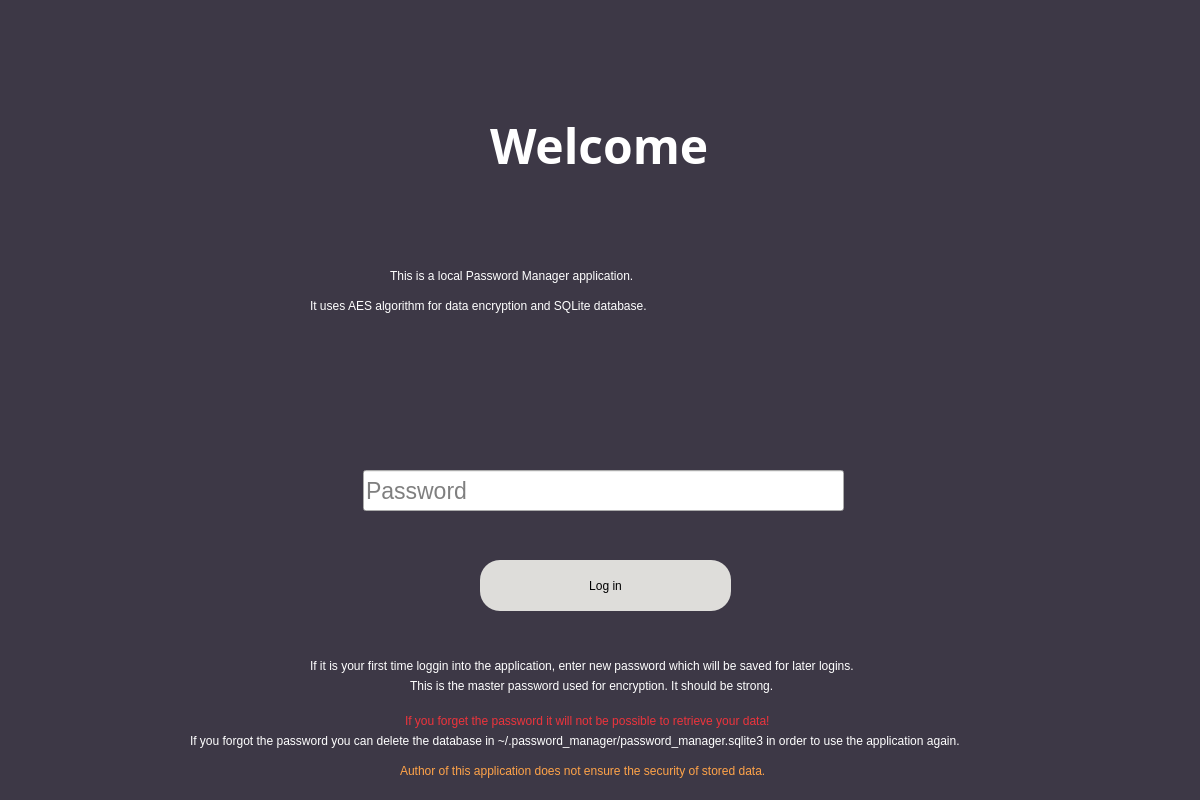
Above: src/views/login.ui from kubawen10/PasswordManager before the change. Below: the same form after it.
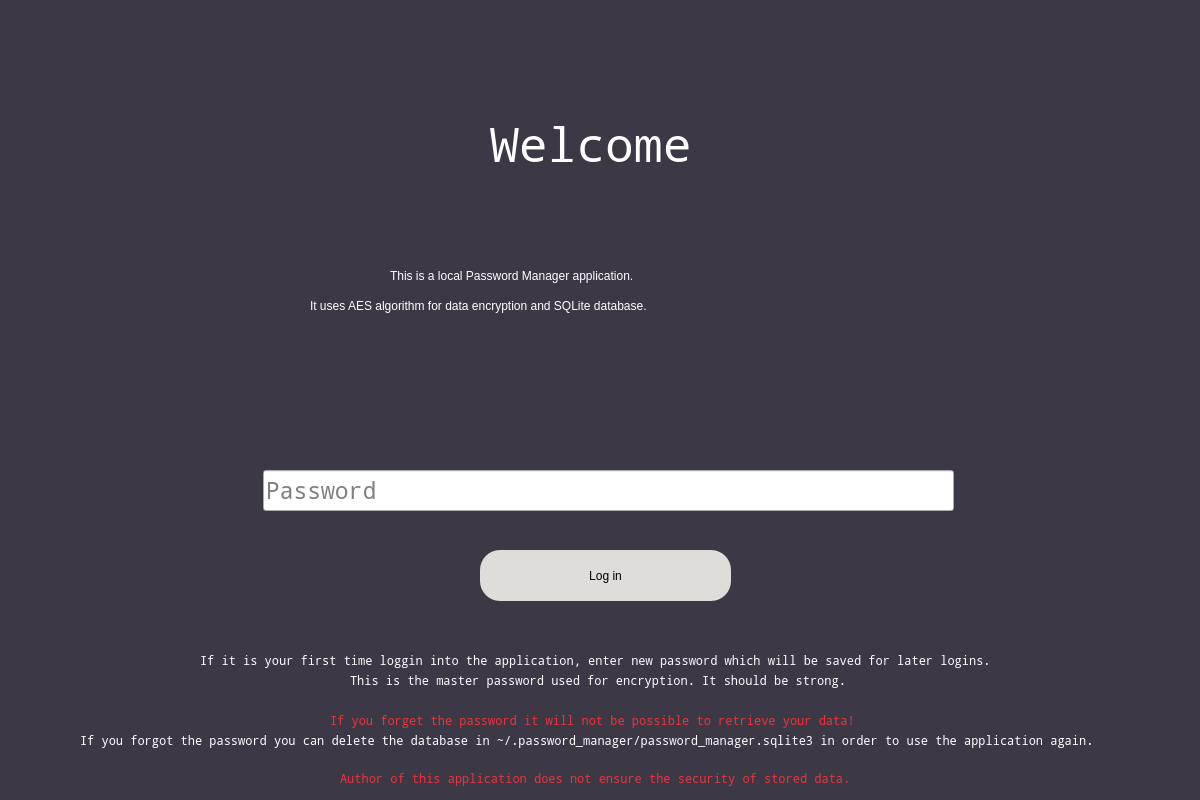
That is the form after the change.

What changed in the file:
```diff
--- a/src/views/login.ui
+++ b/src/views/login.ui
@@ -40,7 +40,7 @@
     </property>
     <property name="font">
      <font>
-      <family>Noto Sans</family>
+      <family>Noto Mono</family>
       <pointsize>36</pointsize>
       <weight>75</weight>
       <italic>false</italic>
@@ -61,7 +61,7 @@
     <property name="geometry">
      <rect>
       <x>480</x>
-      <y>560</y>
+      <y>550</y>
       <width>251</width>
       <height>51</height>
      </rect>
@@ -78,14 +78,15 @@
    <widget class="QLineEdit" name="passwordField">
     <property name="geometry">
      <rect>
-      <x>363</x>
+      <x>263</x>
       <y>470</y>
-      <width>481</width>
+      <width>691</width>
       <height>41</height>
      </rect>
     </property>
     <property name="font">
      <font>
+      <family>Noto Mono</family>
       <pointsize>17</pointsize>
      </font>
     </property>
@@ -96,12 +97,17 @@
    <widget class="QLabel" name="label">
     <property name="geometry">
      <rect>
-      <x>310</x>
-      <y>655</y>
-      <width>591</width>
+      <x>200</x>
+      <y>650</y>
+      <width>801</width>
       <height>21</height>
      </rect>
     </property>
+    <property name="font">
+     <font>
+      <family>Noto Mono</family>
+     </font>
+    </property>
     <property name="styleSheet">
      <string notr="true">color: rgb(255, 255, 255);</string>
     </property>
@@ -112,12 +118,17 @@
    <widget class="QLabel" name="label_2">
     <property name="geometry">
      <rect>
-      <x>405</x>
+      <x>330</x>
       <y>710</y>
-      <width>401</width>
+      <width>531</width>
       <height>21</height>
      </rect>
     </property>
+    <property name="font">
+     <font>
+      <family>Noto Mono</family>
+     </font>
+    </property>
     <property name="styleSheet">
      <string notr="true">color: rgb(237, 51, 59);</string>
     </property>
@@ -128,12 +139,17 @@
    <widget class="QLabel" name="label_3">
     <property name="geometry">
      <rect>
-      <x>410</x>
-      <y>675</y>
-      <width>391</width>
+      <x>350</x>
+      <y>670</y>
+      <width>501</width>
       <height>21</height>
      </rect>
     </property>
+    <property name="font">
+     <font>
+      <family>Noto Mono</family>
+     </font>
+    </property>
     <property name="styleSheet">
      <string notr="true">color: rgb(255, 255, 255);</string>
     </property>
@@ -144,12 +160,17 @@
    <widget class="QLabel" name="label_4">
     <property name="geometry">
      <rect>
-      <x>190</x>
+      <x>80</x>
       <y>730</y>
-      <width>821</width>
+      <width>1021</width>
       <height>21</height>
      </rect>
     </property>
+    <property name="font">
+     <font>
+      <family>Noto Mono</family>
+     </font>
+    </property>
     <property name="styleSheet">
      <string notr="true">color: rgb(255, 255, 255);</string>
     </property>
@@ -160,14 +181,19 @@
    <widget class="QLabel" name="label_5">
     <property name="geometry">
      <rect>
-      <x>400</x>
-      <y>760</y>
-      <width>401</width>
+      <x>340</x>
+      <y>768</y>
+      <width>521</width>
       <height>21</height>
      </rect>
     </property>
+    <property name="font">
+     <font>
+      <family>Noto Mono</family>
+     </font>
+    </property>
     <property name="styleSheet">
-     <string notr="true">color: rgb(255, 163, 72);</string>
+     <string notr="true">color: rgb(237, 51, 59);</string>
     </property>
     <property name="text">
      <string>Author of this application does not ensure the security of stored data.</string>
@@ -210,9 +236,9 @@
    <widget class="QLabel" name="passwordError">
     <property name="geometry">
      <rect>
-      <x>365</x>
+      <x>264</x>
       <y>520</y>
-      <width>480</width>
+      <width>691</width>
       <height>31</height>
      </rect>
     </property>
```
Left out of the diff: 34 changed lines with no effect on the pictures.
